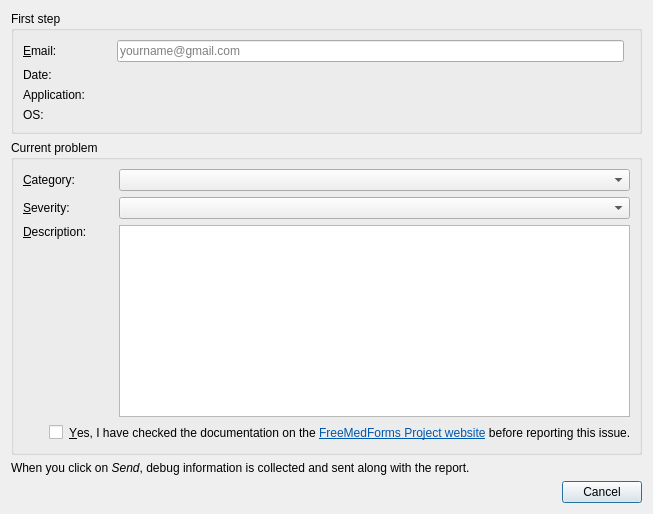
Before: the Qt Designer form plugins/feedbackplugin/bugreportdialog.ui in FreeHealth/freehealth, drawn with Qt 5.
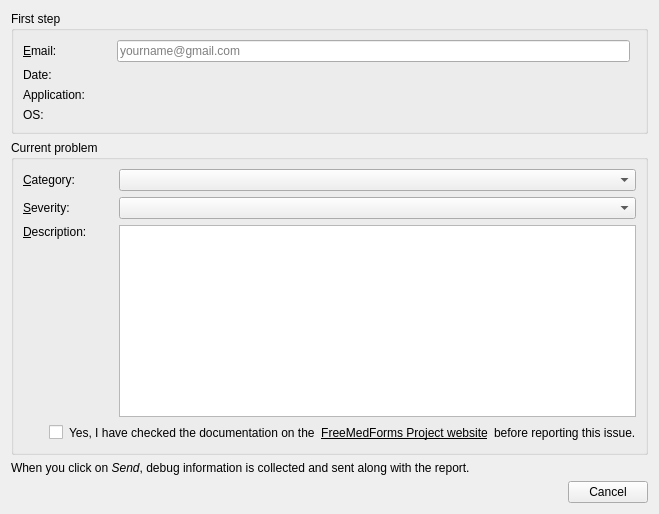
After: the same form once the commit is applied. Custom widgets are drawn as their Qt base class.

The edit to the form file:
```diff
--- a/plugins/feedbackplugin/bugreportdialog.ui
+++ b/plugins/feedbackplugin/bugreportdialog.ui
@@ -6,8 +6,8 @@
    <rect>
     <x>0</x>
     <y>0</y>
-    <width>738</width>
-    <height>489</height>
+    <width>814</width>
+    <height>575</height>
    </rect>
   </property>
   <property name="windowTitle">
@@ -168,14 +168,63 @@
         </item>
         <item>
          <widget class="QLabel" name="hasLookedUpDocumentationLabel">
+          <property name="lineWidth">
+           <number>0</number>
+          </property>
           <property name="text">
-           <string>&lt;html&gt;&lt;head/&gt;&lt;body&gt;&lt;p&gt;&amp;amp;Yes, I have checked the documentation on the &lt;a href=&quot;http://www.freemedforms.com/en/manuals/freemedforms/toc&quot;&gt;&lt;span style=&quot; text-decoration: underline; color:#0057ae;&quot;&gt;FreeMedForms Project website&lt;/span&gt;&lt;/a&gt; before reporting this issue.&lt;/p&gt;&lt;/body&gt;&lt;/html&gt;</string>
+           <string>Yes, I have checked the documentation on the</string>
+          </property>
+          <property name="textInteractionFlags">
+           <set>Qt::TextBrowserInteraction</set>
           </property>
           <property name="buddy">
            <cstring>hasLookedUpDocumentationCheckBox</cstring>
           </property>
          </widget>
         </item>
+        <item>
+         <widget class="QPushButton" name="docUrlPushButton">
+          <property name="font">
+           <font>
+            <underline>true</underline>
+           </font>
+          </property>
+          <property name="cursor">
+           <cursorShape>PointingHandCursor</cursorShape>
+          </property>
+          <property name="styleSheet">
+           <string notr="true">border: none;
+margin: 0px;
+padding: 0px;
+spacing: 0px;</string>
+          </property>
+          <property name="text">
+           <string>FreeMedForms Project website</string>
+          </property>
+          <property name="iconSize">
+           <size>
+            <width>0</width>
+            <height>0</height>
+           </size>
+          </property>
+          <property name="flat">
+           <bool>true</bool>
+          </property>
+         </widget>
+        </item>
+        <item>
+         <widget class="QLabel" name="label">
+          <property name="lineWidth">
+           <number>0</number>
+          </property>
+          <property name="text">
+           <string>before reporting this issue.</string>
+          </property>
+          <property name="indent">
+           <number>0</number>
+          </property>
+         </widget>
+        </item>
        </layout>
       </item>
       <item row="0" column="0">
```
